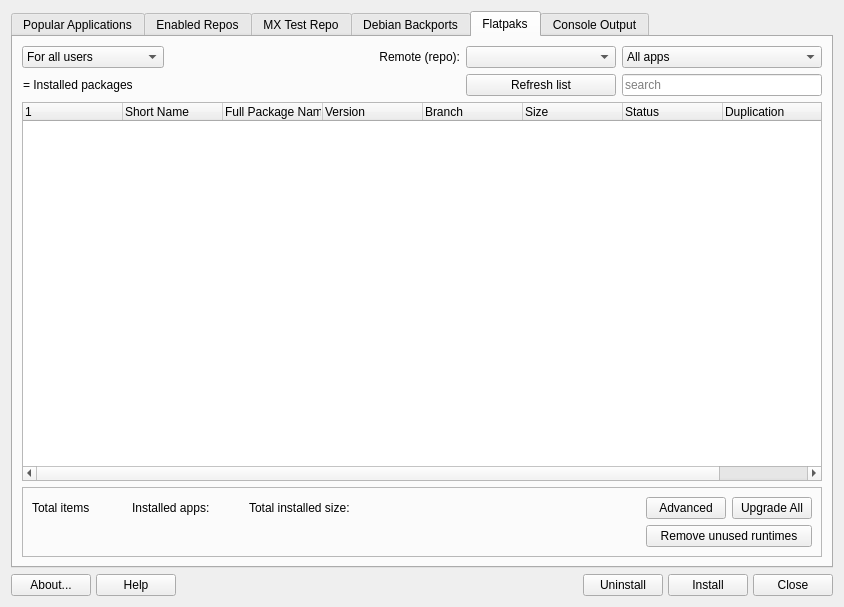
This is src/mainwindow.ui in AdrianTM/mx-packageinstaller as Qt 5 draws it before an edit. The edited form follows.
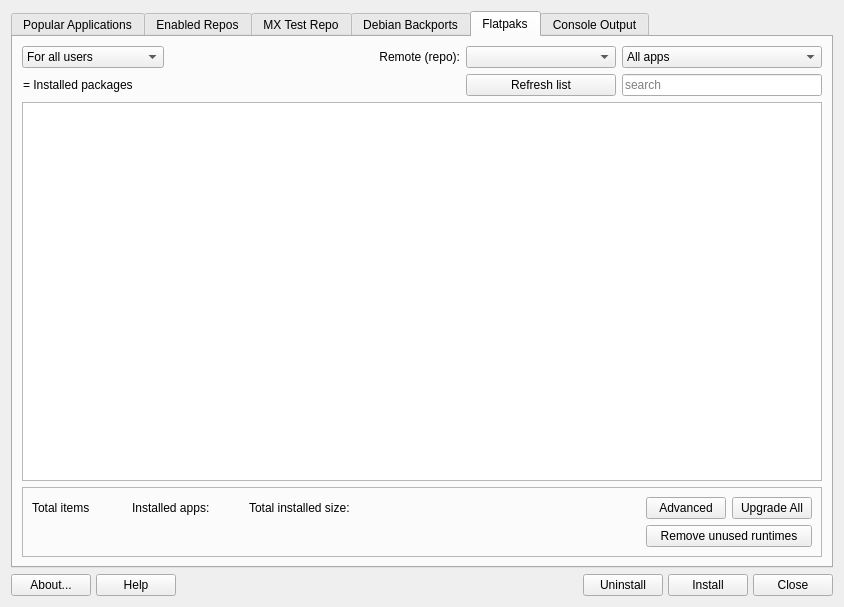
This is the edited form. Icons and pictures are not drawn.

Commit message: Replace QTreeWidges with QTreeView and models

Patch:
```diff
--- a/src/mainwindow.ui
+++ b/src/mainwindow.ui
@@ -1259,7 +1259,7 @@
         </spacer>
        </item>
        <item row="3" column="0" colspan="5">
-        <widget class="QTreeWidget" name="treeFlatpak">
+        <widget class="QTreeView" name="treeFlatpak">
          <property name="sizePolicy">
           <sizepolicy hsizetype="Expanding" vsizetype="Expanding">
            <horstretch>0</horstretch>
@@ -1267,53 +1267,8 @@
           </sizepolicy>
          </property>
          <property name="sortingEnabled">
-          <bool>false</bool>
+          <bool>true</bool>
          </property>
-         <column>
-          <property name="text">
-           <string notr="true"/>
-          </property>
-         </column>
-         <column>
-          <property name="text">
-           <string>Short Name</string>
-          </property>
-         </column>
-         <column>
-          <property name="text">
-           <string>Full Package Name</string>
-          </property>
-         </column>
-         <column>
-         <property name="text">
-          <string>Version</string>
-         </property>
-        </column>
-        <column>
-         <property name="text">
-          <string>Branch</string>
-         </property>
-        </column>
-        <column>
-         <property name="text">
-          <string>Size</string>
-         </property>
-        </column>
-        <column>
-          <property name="text">
-           <string notr="true">Status</string>
-          </property>
-         </column>
-         <column>
-          <property name="text">
-           <string notr="true">Duplication</string>
-          </property>
-         </column>
-         <column>
-          <property name="text">
-           <string notr="true">Full string</string>
-          </property>
-         </column>
         </widget>
        </item>
        <item row="4" column="0" colspan="5">
```
Left out of the diff: 135 changed lines with no effect on the pictures. The commit also changes 16 other files.
